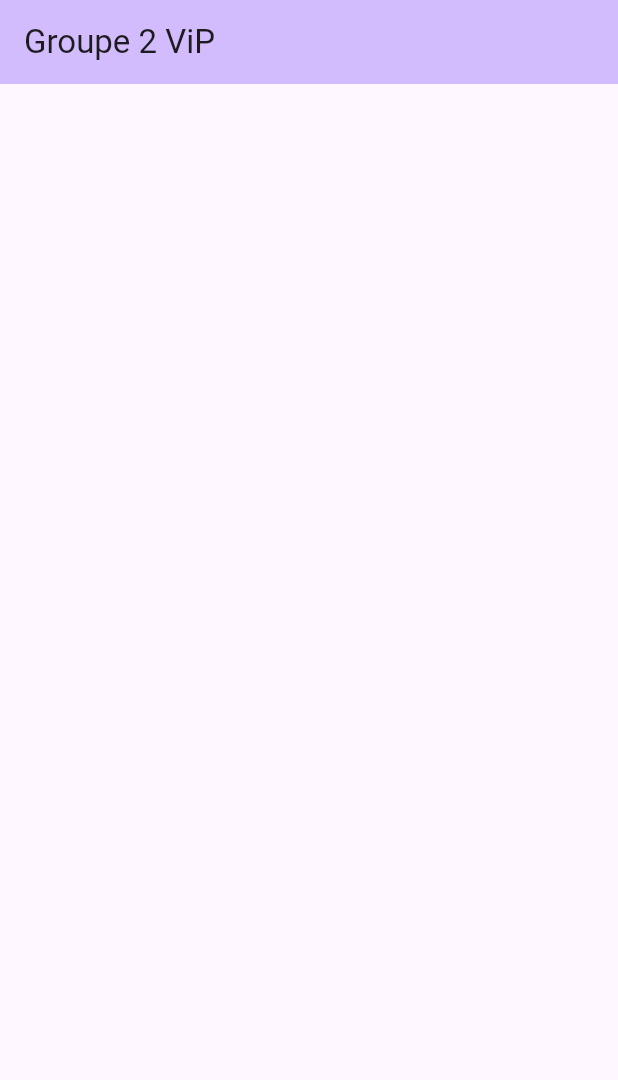
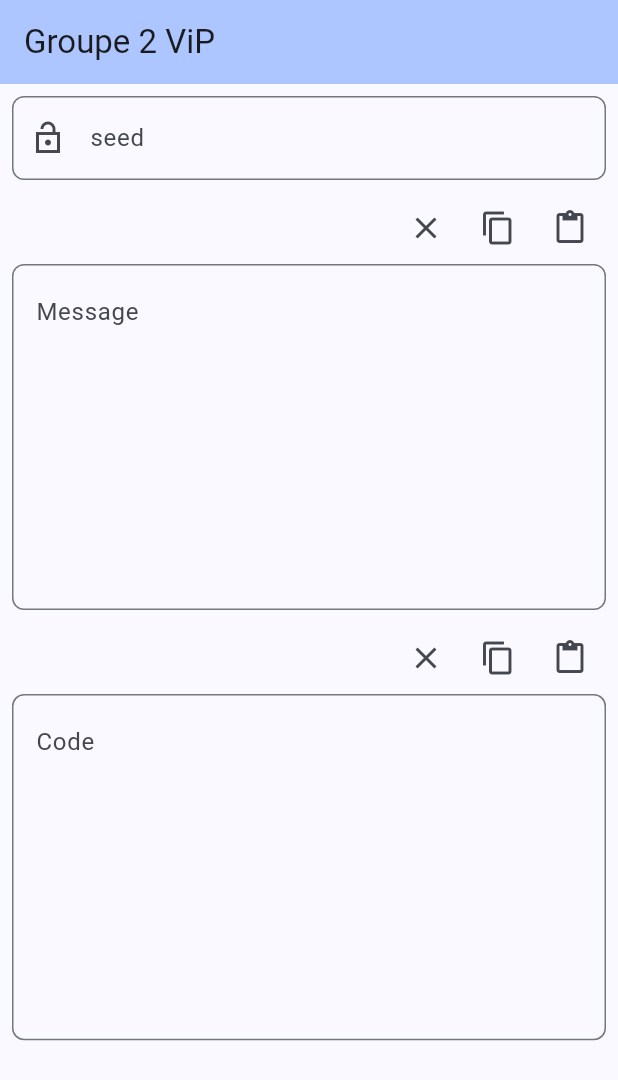
Before and after one commit to HoualefAkram/Cipher, a Flutter app: the screen it shows after launch, on a phone screen of 412 x 824 dp. Shown: the top 1080 px of the screen. Run offline on Flutter 3.47's test engine with Material 3 defaults, Android fonts, the phone set to English and light mode, and no system bars.

Commit message:
UI added

```diff
--- a/lib/cipher.dart
+++ b/lib/cipher.dart
@@ -1,8 +1,11 @@
 import 'dart:math';
+import "dart:developer" as dev;
 
 class Cipher {
   static const int _asciiLen = 127;
-  static String encode(String text, int seed) {
+  static String encode(String text, int? seed) {
+    dev.log("encoding with seed: $seed");
+    if (seed == null) return text;
     final Random rng = Random(seed);
     final List<int> ascii = text.codeUnits;
     final List<int> shifted = ascii.map(
@@ -14,7 +17,9 @@ class Cipher {
     return String.fromCharCodes(shifted);
   }
 
-  static String decode(String hash, int seed) {
+  static String decode(String hash, int? seed) {
+    dev.log("decoding with seed: $seed");
+    if (seed == null) return hash;
     final Random rng = Random(seed);
     final List<int> ascii = hash.codeUnits;
     final List<int> shifted = ascii.map(
--- a/lib/main.dart
+++ b/lib/main.dart
@@ -1,4 +1,6 @@
 import 'package:flutter/material.dart';
+import 'package:flutter/services.dart';
+import 'package:g2vip/Cipher.dart';
 
 void main() {
   runApp(const MyApp());
@@ -12,7 +14,7 @@ class MyApp extends StatelessWidget {
     return MaterialApp(
       title: 'Groupe 2 ViP',
       theme: ThemeData(
-        colorScheme: ColorScheme.fromSeed(seedColor: Colors.deepPurple),
+        colorScheme: ColorScheme.fromSeed(seedColor: Colors.blueAccent),
         useMaterial3: true,
       ),
       home: const MyHomePage(title: 'Groupe 2 ViP'),
@@ -30,6 +32,25 @@ class MyHomePage extends StatefulWidget {
 }
 
 class _MyHomePageState extends State<MyHomePage> {
+  late final TextEditingController _seedController;
+  late final TextEditingController _messageController;
+  late final TextEditingController _codeController;
+  @override
+  void initState() {
+    _seedController = TextEditingController();
+    _messageController = TextEditingController();
+    _codeController = TextEditingController();
+    super.initState();
+  }
+
+  @override
+  void dispose() {
+    _seedController.dispose();
+    _messageController.dispose();
+    _codeController.dispose();
+    super.dispose();
+  }
+
   @override
   Widget build(BuildContext context) {
     return Scaffold(
@@ -37,6 +58,158 @@ class _MyHomePageState extends State<MyHomePage> {
         backgroundColor: Theme.of(context).colorScheme.inversePrimary,
         title: Text(widget.title),
       ),
+      body: Padding(
+        padding: const EdgeInsets.all(8.0),
+        child: SingleChildScrollView(
+          child: Column(
+            children: [
+              TextField(
+                controller: _seedController,
+                onChanged: (value) {
+                  setState(() {});
+                },
+                keyboardType: TextInputType.number,
+                decoration: InputDecoration(
+                  prefixIcon: Icon(Icons.lock_open_sharp),
+                  border: OutlineInputBorder(
+                    borderRadius: BorderRadius.circular(8),
+                  ),
+                  hintText: "seed",
+                ),
+              ),
+              const SizedBox(height: 8),
+              Row(
+                mainAxisSize: MainAxisSize.max,
+                mainAxisAlignment: MainAxisAlignment.end,
+                children: [
+                  IconButton(
+                    onPressed: _onClear,
+                    icon: const Icon(Icons.clear),
+                  ),
+                  IconButton(
+                    onPressed: _onMessageCopy,
+                    icon: const Icon(Icons.copy),
+                  ),
+                  IconButton(
+                    onPressed: _onMessagePaste,
+                    icon: const Icon(Icons.paste),
+                  ),
+                ],
+              ),
+              SizedBox(
+                height: MediaQuery.sizeOf(context).height * 0.28,
+                child: TextField(
+                  controller: _messageController,
+                  expands: true,
+                  maxLines: null,
+                  textAlignVertical: TextAlignVertical.top,
+                  textAlign: TextAlign.start,
+                  decoration: InputDecoration(
+                    border: OutlineInputBorder(
+                      borderRadius: BorderRadius.circular(8),
+                    ),
+                    hintText: "Message",
+                  ),
+                  onChanged: _onMessageUpdate,
+                ),
+              ),
+              const SizedBox(height: 8),
+              Row(
+                mainAxisSize: MainAxisSize.max,
+                mainAxisAlignment: MainAxisAlignment.end,
+                children: [
+                  IconButton(
+                    onPressed: _onClear,
+                    icon: const Icon(Icons.clear),
+                  ),
+                  IconButton(
+                    onPressed: _onCodeCopy,
+                    icon: const Icon(Icons.copy),
+                  ),
+                  IconButton(
+                    onPressed: _onCodePaste,
+                    icon: const Icon(Icons.paste),
+                  ),
+                ],
+              ),
+              SizedBox(
+                height: MediaQuery.sizeOf(context).height * 0.28,
+                child: TextField(
+                  controller: _codeController,
+                  expands: true,
+                  maxLines: null,
+                  textAlignVertical: TextAlignVertical.top,
+                  textAlign: TextAlign.start,
+                  decoration: InputDecoration(
+                    border: OutlineInputBorder(
+                      borderRadius: BorderRadius.circular(8),
+                    ),
+                    hintText: "Code",
+                  ),
+                  onChanged: _onCodeUpdate,
+                ),
+              ),
+            ],
+          ),
+        ),
+      ),
     );
   }
+
+  void _onMessageUpdate(String message) {
+    setState(() {
+      _codeController.text = Cipher.encode(
+        message,
+        int.tryParse(_seedController.text),
+      );
+    });
+  }
+
+  void _onCodeUpdate(String code) {
+    setState(() {
+      _messageController.text = Cipher.decode(
+        code,
+        int.tryParse(_seedController.text),
+      );
+    });
+  }
+
+  void _onMessageCopy() {
+    Clipboard.setData(ClipboardData(text: _messageController.text));
+    ScaffoldMessenger.of(context).showSnackBar(
+      SnackBar(
+        content: Text("Copied"),
+        duration: const Duration(milliseconds: 500),
+      ),
+    );
+  }
+
+  Future<void> _onMessagePaste() async {
+    final clipboardData = await Clipboard.getData(Clipboard.kTextPlain);
+    String? clipboardText = clipboardData?.text;
+    _messageController.text = clipboardText ?? "";
+    _onMessageUpdate(_messageController.text);
+  }
+
+  void _onCodeCopy() {
+    Clipboard.setData(ClipboardData(text: _codeController.text));
+    ScaffoldMessenger.of(context).showSnackBar(
+      SnackBar(
+        content: Text("Copied"),
+        duration: const Duration(milliseconds: 500),
+      ),
+    );
+  }
+
+  Future<void> _onCodePaste() async {
+    final clipboardData = await Clipboard.getData(Clipboard.kTextPlain);
+    String? clipboardText = clipboardData?.text;
+    _codeController.text = clipboardText ?? "";
+    _onCodeUpdate(_codeController.text);
+  }
+
+  void _onClear() {
+    _messageController.clear();
+    _codeController.clear();
+  }
 }
```
